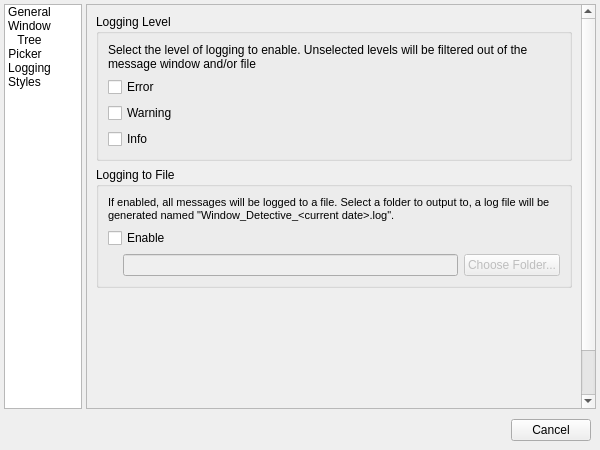
Old version of the form src/forms/PreferencesWindow.ui in the repository WindowDetective/WindowDetective.
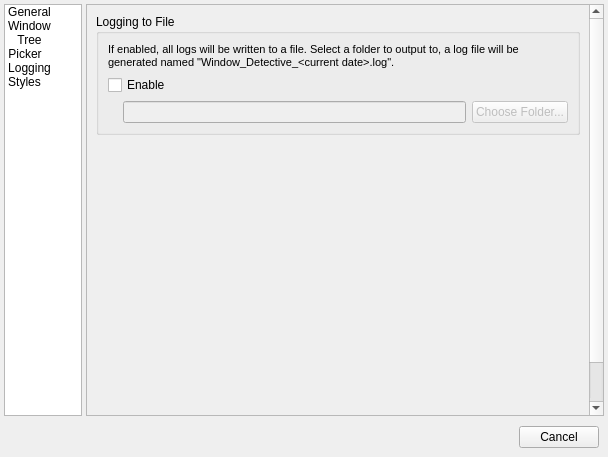
New version of the form. The open tabs and pages were chosen to show the change. Icons and pictures are not drawn. Custom widgets are drawn as their Qt base class.

Commit message: Window Detective 1.0.0

What changed in the file:
```diff
--- a/src/forms/PreferencesWindow.ui
+++ b/src/forms/PreferencesWindow.ui
@@ -6,8 +6,8 @@
    <rect>
     <x>0</x>
     <y>0</y>
-    <width>600</width>
-    <height>450</height>
+    <width>608</width>
+    <height>457</height>
    </rect>
   </property>
   <property name="minimumSize">
@@ -53,9 +53,30 @@
           <height>16777215</height>
          </size>
         </property>
+        <property name="editTriggers">
+         <set>QAbstractItemView::NoEditTriggers</set>
+        </property>
+        <property name="iconSize">
+         <size>
+          <width>32</width>
+          <height>32</height>
+         </size>
+        </property>
+        <property name="verticalScrollMode">
+         <enum>QAbstractItemView::ScrollPerPixel</enum>
+        </property>
+        <property name="horizontalScrollMode">
+         <enum>QAbstractItemView::ScrollPerPixel</enum>
+        </property>
+        <property name="movement">
+         <enum>QListView::Static</enum>
+        </property>
         <property name="flow">
          <enum>QListView::TopToBottom</enum>
         </property>
+        <property name="isWrapping" stdset="0">
+         <bool>false</bool>
+        </property>
         <property name="spacing">
          <number>15</number>
         </property>
@@ -152,8 +173,8 @@
           <rect>
            <x>0</x>
            <y>0</y>
-           <width>492</width>
-           <height>405</height>
+           <width>516</width>
+           <height>409</height>
           </rect>
          </property>
          <layout class="QGridLayout" name="gridLayout_4">
@@ -923,55 +944,6 @@
                <enum>QFormLayout::AllNonFixedFieldsGrow</enum>
               </property>
               <item row="0" column="0" colspan="2">
-               <widget class="QGroupBox" name="groupBox">
-                <property name="title">
-                 <string>Logging Level</string>
-                </property>
-                <layout class="QVBoxLayout" name="verticalLayout_3">
-                 <item>
-                  <widget class="QLabel" name="label">
-                   <property name="text">
-                    <string>Select the level of logging to enable. Unselected levels will be filtered out of the message window and/or file</string>
-                   </property>
-                   <property name="wordWrap">
-                    <bool>true</bool>
-                   </property>
-                  </widget>
-                 </item>
-                 <item>
-                  <widget class="QCheckBox" name="chLogError">
-                   <property name="whatsThis">
-                    <string>Application or system errors will be logged</string>
-                   </property>
-                   <property name="text">
-                    <string>Error</string>
-                   </property>
-                  </widget>
-                 </item>
-                 <item>
-                  <widget class="QCheckBox" name="chLogWarning">
-                   <property name="whatsThis">
-                    <string>Application or system warnings will be logged</string>
-                   </property>
-                   <property name="text">
-                    <string>Warning</string>
-                   </property>
-                  </widget>
-                 </item>
-                 <item>
-                  <widget class="QCheckBox" name="chLogInfo">
-                   <property name="whatsThis">
-                    <string>Information messages about window activity will be logged</string>
-                   </property>
-                   <property name="text">
-                    <string>Info</string>
-                   </property>
-                  </widget>
-                 </item>
-                </layout>
-               </widget>
-              </item>
-              <item row="1" column="0" colspan="2">
                <widget class="QGroupBox" name="groupBox_2">
                 <property name="title">
                  <string>Logging to File</string>
@@ -1029,7 +1001,7 @@
 &lt;html&gt;&lt;head&gt;&lt;meta name=&quot;qrichtext&quot; content=&quot;1&quot; /&gt;&lt;style type=&quot;text/css&quot;&gt;
 p, li { white-space: pre-wrap; }
 &lt;/style&gt;&lt;/head&gt;&lt;body style=&quot; font-family:'MS Shell Dlg 2'; font-size:8.25pt; font-weight:400; font-style:normal;&quot;&gt;
-&lt;p style=&quot; margin-top:0px; margin-bottom:0px; margin-left:0px; margin-right:0px; -qt-block-indent:0; text-indent:0px;&quot;&gt;If enabled, all messages will be logged to a file. Select a folder to output to, a log file will be generated named &amp;quot;Window_Detective_&amp;lt;current date&amp;gt;.log&amp;quot;.&lt;/p&gt;&lt;/body&gt;&lt;/html&gt;</string>
+&lt;p style=&quot; margin-top:0px; margin-bottom:0px; margin-left:0px; margin-right:0px; -qt-block-indent:0; text-indent:0px;&quot;&gt;&lt;span style=&quot; font-size:8pt;&quot;&gt;If enabled, all logs will be written to a file. Select a folder to output to, a log file will be generated named &amp;quot;Window_Detective_&amp;lt;current date&amp;gt;.log&amp;quot;.&lt;/span&gt;&lt;/p&gt;&lt;/body&gt;&lt;/html&gt;</string>
                    </property>
                    <property name="wordWrap">
                     <bool>true</bool>
```
Left out of the diff: 2 changed lines with no effect on the pictures. The commit also changes 31 other files.
